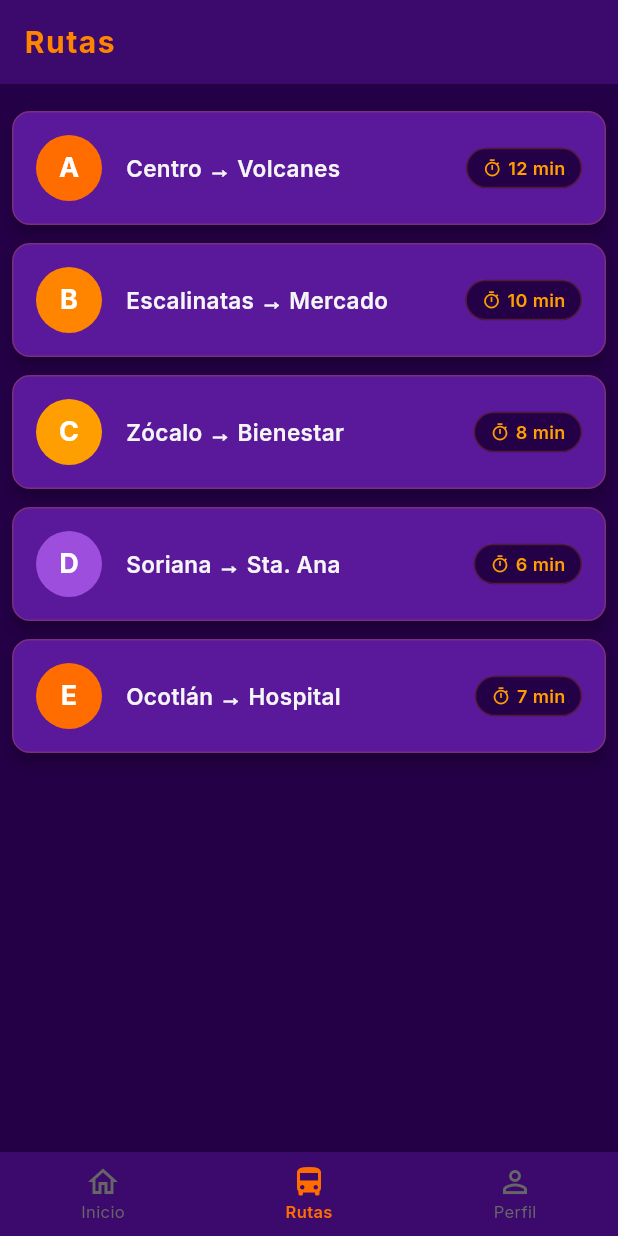
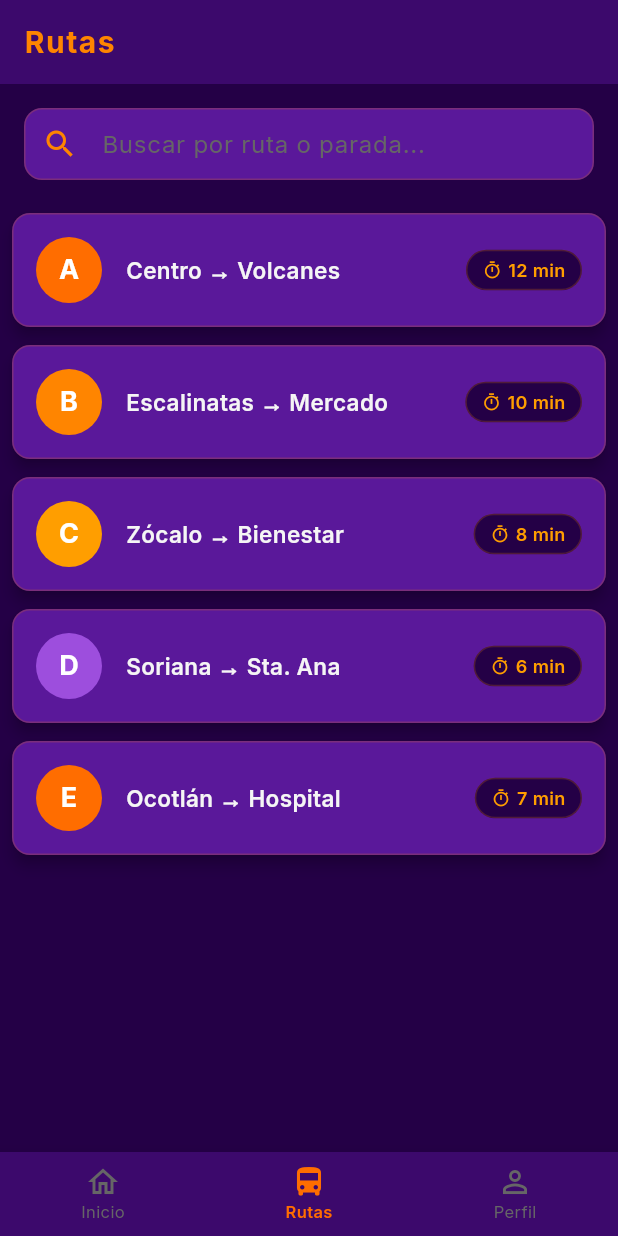
Before and after one commit to gaelcool/combisv3, a Flutter app: the screen it shows after launch, item 2 of the bottom bar chosen, on a phone screen of 412 x 824 dp. Run offline on Flutter 3.47's test engine with Material 3 defaults, Android fonts, the phone set to English and light mode, and no system bars; our stand-ins replace flutter_map, google_fonts, latlong2.

Commit message:
Actualizacion humana.

```diff
--- a/lib/pages/routes_page.dart
+++ b/lib/pages/routes_page.dart
@@ -3,79 +3,144 @@ import '../theme/app_theme.dart';
 
 /// Datos de una ruta individual — clase simple, sin dependencia de BD.
 /// TODO: Fase 3b — reemplazar con el modelo AppRoute de models/route.dart
-class _RouteItem {
-  final String number;
-  final String name;
-  final String estimatedTime;
+class _ItemRuta {
+  final String numero;
+  final String nombre;
+  final String tiempoEstimado;
   final Color color;
+  final List<String> paradas;
 
-  const _RouteItem({
-    required this.number,
-    required this.name,
-    required this.estimatedTime,
+  const _ItemRuta({
+    required this.numero,
+    required this.nombre,
+    required this.tiempoEstimado,
     required this.color,
+    required this.paradas,
   });
 }
 
 /// Rutas de ejemplo estáticas para Chiautempan, Tlaxcala.
 /// TODO: Fase 3b — cargar desde DatabaseHelper.instance.getAllRoutes()
-const List<_RouteItem> _sampleRoutes = [
-  _RouteItem(
-    number: 'A',
-    name: 'Centro → Volcanes',
-    estimatedTime: '12 min',
+const List<_ItemRuta> _rutasEjemplo = [
+  _ItemRuta(
+    numero: 'A',
+    nombre: 'Centro → Volcanes',
+    tiempoEstimado: '12 min',
     color: AppColors.pumpkinSpice,
+    paradas: ['Zócalo', 'Av. Hidalgo', 'Volcanes'],
   ),
-  _RouteItem(
-    number: 'B',
-    name: 'Escalinatas → Mercado',
-    estimatedTime: '10 min',
+  _ItemRuta(
+    numero: 'B',
+    nombre: 'Escalinatas → Mercado',
+    tiempoEstimado: '10 min',
     color: AppColors.princetonOrange,
+    paradas: ['Escalinatas', 'Plaza Central', 'Mercado'],
   ),
-  _RouteItem(
-    number: 'C',
-    name: 'Zócalo → Bienestar',
-    estimatedTime: '8 min',
+  _ItemRuta(
+    numero: 'C',
+    nombre: 'Zócalo → Bienestar',
+    tiempoEstimado: '8 min',
     color: AppColors.amberGlow,
+    paradas: ['Zócalo', 'Calle Juárez', 'Bienestar'],
   ),
-  _RouteItem(
-    number: 'D',
-    name: 'Soriana → Sta. Ana',
-    estimatedTime: '6 min',
+  _ItemRuta(
+    numero: 'D',
+    nombre: 'Soriana → Sta. Ana',
+    tiempoEstimado: '6 min',
     color: AppColors.lavenderPurple,
+    paradas: ['Soriana', 'Mercado', 'Sta. Ana'],
   ),
-  _RouteItem(
-    number: 'E',
-    name: 'Ocotlán → Hospital',
-    estimatedTime: '7 min',
+  _ItemRuta(
+    numero: 'E',
+    nombre: 'Ocotlán → Hospital',
+    tiempoEstimado: '7 min',
     color: AppColors.pumpkinSpice,
+    paradas: ['Ocotlán', 'Centro', 'Hospital'],
   ),
 ];
 
 /// Muestra la lista de rutas de combis disponibles.
 /// Sin base de datos — solo datos de ejemplo hasta la Fase 3b.
-class RoutesPage extends StatelessWidget {
+/// Por ahora tendra una busqueda simple de rutas por nombre.
+class RoutesPage extends StatefulWidget {
   const RoutesPage({super.key});
+
+  @override
+  State<RoutesPage> createState() => _RoutesPageState();
+}
+
+class _RoutesPageState extends State<RoutesPage> {
+  final TextEditingController _controladorBusqueda = TextEditingController();
+  List<_ItemRuta> _rutasFiltradas = List.from(_rutasEjemplo);
+
+  void _filtrarRutas(String consulta) {
+    setState(() {
+      if (consulta.isEmpty) {
+        _rutasFiltradas = List.from(_rutasEjemplo);
+      } else {
+        _rutasFiltradas = _rutasEjemplo.where((ruta) {
+          final nombreEnMinusculas = ruta.nombre.toLowerCase();
+          final consultaEnMinusculas = consulta.toLowerCase();
+          final coincideNombre = nombreEnMinusculas.contains(
+            consultaEnMinusculas,
+          );
+
+          final coincideParada = ruta.paradas.any(
+            (parada) => parada.toLowerCase().contains(consultaEnMinusculas),
+          );
+
+          return coincideNombre || coincideParada;
+        }).toList();
+      }
+    });
+  }
+
+  @override
+  void dispose() {
+    _controladorBusqueda.dispose();
+    super.dispose();
+  }
 
   @override
   Widget build(BuildContext context) {
     return Scaffold(
       appBar: AppBar(title: const Text('Rutas')),
-      body: ListView.builder(
-        padding: const EdgeInsets.symmetric(vertical: 12),
-        itemCount: _sampleRoutes.length,
-        itemBuilder: (context, index) {
-          return _RouteCard(route: _sampleRoutes[index]);
-        },
+      body: Column(
+        children: [
+          Padding(
+            padding: const EdgeInsets.all(16.0),
+            child: TextField(
+              controller: _controladorBusqueda,
+              onChanged: _filtrarRutas,
+              decoration: InputDecoration(
+                hintText: 'Buscar por ruta o parada...',
+                prefixIcon: const Icon(Icons.search),
+                border: OutlineInputBorder(
+                  borderRadius: BorderRadius.circular(12),
+                ),
+                contentPadding: const EdgeInsets.symmetric(vertical: 12),
+              ),
+            ),
+          ),
+          Expanded(
+            child: ListView.builder(
+              padding: const EdgeInsets.only(bottom: 12),
+              itemCount: _rutasFiltradas.length,
+              itemBuilder: (context, index) {
+                return _TarjetaRuta(ruta: _rutasFiltradas[index]);
+              },
+            ),
+          ),
+        ],
       ),
     );
   }
 }
 
-class _RouteCard extends StatelessWidget {
-  final _RouteItem route;
+class _TarjetaRuta extends StatelessWidget {
+  final _ItemRuta ruta;
 
-  const _RouteCard({required this.route});
+  const _TarjetaRuta({required this.ruta});
 
   @override
   Widget build(BuildContext context) {
@@ -85,7 +150,7 @@ class _RouteCard extends StatelessWidget {
         onTap: () {
           // TODO: Fase 3b — navegar al detalle de ruta / resaltar en el mapa
           ScaffoldMessenger.of(context).showSnackBar(
-            SnackBar(content: Text('Ruta ${route.number} — ${route.name}')),
+            SnackBar(content: Text('Ruta ${ruta.numero} — ${ruta.nombre}')),
           );
         },
         child: Padding(
@@ -97,12 +162,12 @@ class _RouteCard extends StatelessWidget {
                 width: 44,
                 height: 44,
                 decoration: BoxDecoration(
-                  color: route.color,
+                  color: ruta.color,
                   shape: BoxShape.circle,
                 ),
                 child: Center(
                   child: Text(
-                    route.number,
+                    ruta.numero,
                     style: const TextStyle(
                       color: Colors.white,
                       fontWeight: FontWeight.w700,
@@ -115,7 +180,7 @@ class _RouteCard extends StatelessWidget {
               // Nombre de la ruta
               Expanded(
                 child: Text(
-                  route.name,
+                  ruta.nombre,
                   style: const TextStyle(
                     color: AppColors.textPrimary,
                     fontWeight: FontWeight.w600,
@@ -144,7 +209,7 @@ class _RouteCard extends StatelessWidget {
                     ),
                     const SizedBox(width: 4),
                     Text(
-                      route.estimatedTime,
+                      ruta.tiempoEstimado,
                       style: const TextStyle(
                         color: AppColors.amberGlow,
                         fontSize: 12,
```
